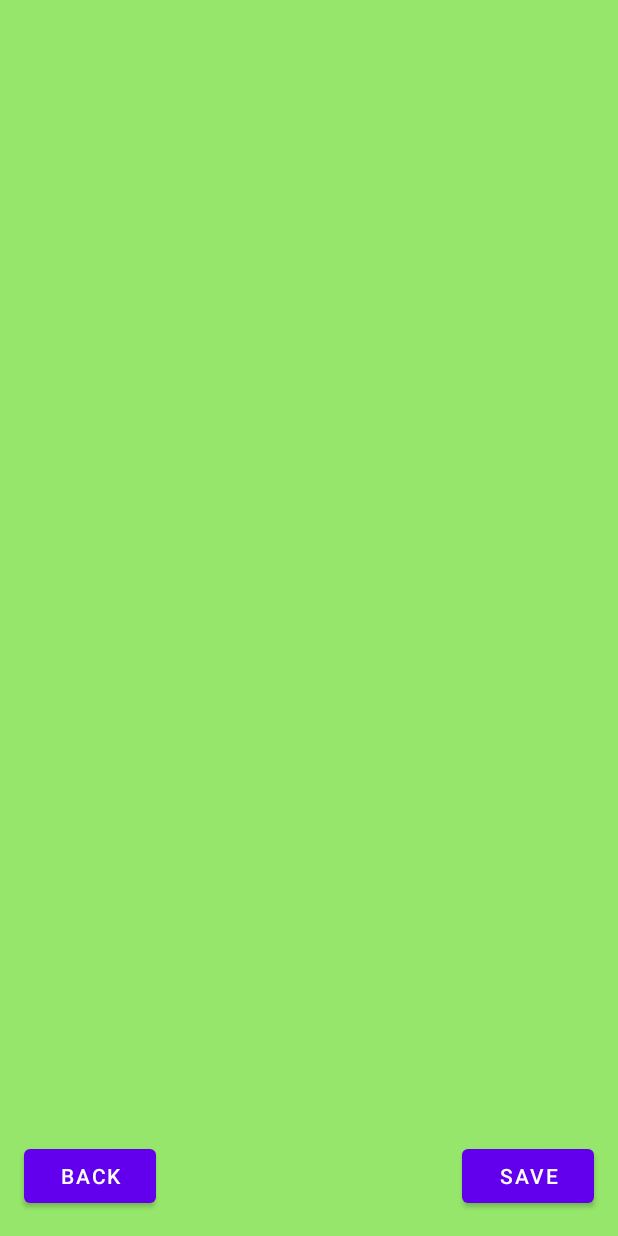
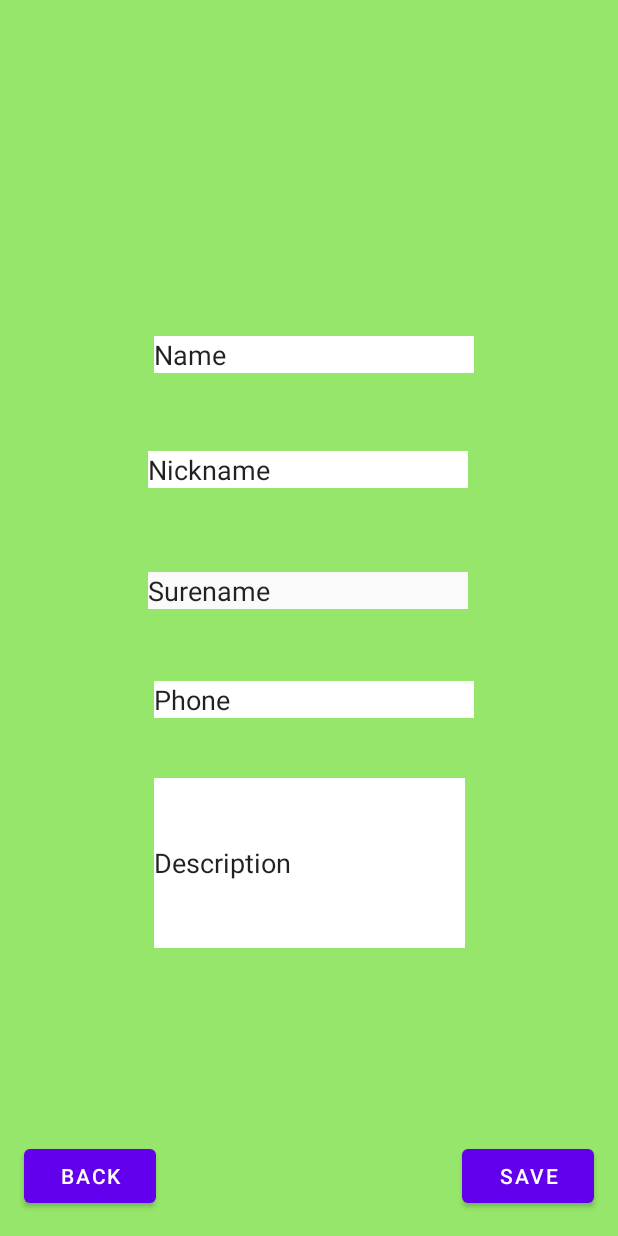
Before and after one commit to WashingtonD/Kotlin-Meet-and-Party, an Android app: the EditProfileActivity screen opened directly, with no data from a screen before it, on a phone screen of 412 x 824 dp. Run offline under Robolectric (Android 15) with nearby library versions, the phone set to English and light mode, and no system bars; our stand-ins replace CircleImageView.

Commit message:
Basic Edit Profile UI

```diff
--- a/app/src/main/AndroidManifest.xml
+++ b/app/src/main/AndroidManifest.xml
@@ -10,6 +10,7 @@
     -->
     <uses-permission android:name="android.permission.INTERNET" />
     <uses-permission android:name="android.permission.ACCESS_FINE_LOCATION" />
+    <uses-permission android:name="android.permission.ACCESS_COARSE_LOCATION" />
 
 
 
--- a/app/src/main/java/com/example/kotlinmeat/DisplayMapActivity.kt
+++ b/app/src/main/java/com/example/kotlinmeat/DisplayMapActivity.kt
@@ -3,9 +3,11 @@ package com.example.kotlinmeat
 import android.Manifest
 import android.content.pm.PackageManager
 import android.os.Bundle
+import android.widget.Toast
 import androidx.appcompat.app.AppCompatActivity
 import androidx.core.app.ActivityCompat
 import androidx.core.content.ContextCompat
+import androidx.lifecycle.Transformations.map
 import com.google.android.gms.maps.CameraUpdateFactory
 import com.google.android.gms.maps.GoogleMap
 import com.google.android.gms.maps.OnMapReadyCallback
@@ -16,37 +18,25 @@ import com.google.android.gms.maps.model.MarkerOptions
 
 class DisplayMapActivity : AppCompatActivity(), OnMapReadyCallback {
 
-    private lateinit var mMap: GoogleMap
-
+    private lateinit var map: GoogleMap
     override fun onCreate(savedInstanceState: Bundle?) {
         super.onCreate(savedInstanceState)
         setContentView(R.layout.activity_maps)
         // Obtain the SupportMapFragment and get notified when the map is ready to be used.
         val mapFragment = supportFragmentManager
-            .findFragmentById(R.id.map) as SupportMapFragment
+                .findFragmentById(R.id.map) as SupportMapFragment
         mapFragment.getMapAsync(this)
     }
 
 
-
-    /**
-     * Manipulates the map once available.
-     * This callback is triggered when the map is ready to be used.
-     * This is where we can add markers or lines, add listeners or move the camera. In this case,
-     * we just add a marker near Sydney, Australia.
-     * If Google Play services is not installed on the device, the user will be prompted to install
-     * it inside the SupportMapFragment. This method will only be triggered once the user has
-     * installed Google Play services and returned to the app.
-     */
     override fun onMapReady(googleMap: GoogleMap) {
-        mMap = googleMap
-
+        map = googleMap
         val UL = LatLng(51.77661101791812, 19.48708592760286)
-        mMap.addMarker(
-            MarkerOptions().position(UL)
-                .title("Uniwersytet Lodzki, Wydzial Matematyki i Informatyki")
-        )
-        mMap.animateCamera(CameraUpdateFactory.newLatLngZoom(UL, 10f))
+        map.addMarker(
+                MarkerOptions().position(UL).title("Uniwersytet Lodzki, Wydzial Matematyki i Informatyki")
+                        )
+        map.animateCamera(CameraUpdateFactory.newLatLngZoom(UL, 10f))
 
     }
-}
+
+    }
--- a/app/src/main/java/com/example/kotlinmeat/MainScreenActivity.kt
+++ b/app/src/main/java/com/example/kotlinmeat/MainScreenActivity.kt
@@ -31,6 +31,7 @@ import com.mikepenz.materialdrawer.model.interfaces.IProfile
 import com.mikepenz.materialdrawer.util.AbstractDrawerImageLoader
 import com.mikepenz.materialdrawer.util.DrawerImageLoader
 import com.squareup.picasso.Picasso
+import java.util.logging.Logger.global
 
 
 class MainScreenActivity: AppCompatActivity() {
@@ -229,6 +230,7 @@ class MainScreenActivity: AppCompatActivity() {
                 .withOnAccountHeaderProfileImageListener(object: AccountHeader.OnAccountHeaderProfileImageListener{
                     override fun onProfileImageClick(view: View, profile: IProfile<*>, current: Boolean): Boolean {
                         intent.putExtra("image",user.imageLink)
+                      // var profilePic = user.imageLink
                         startActivity(intent)
                         return false
                     }
--- a/app/src/main/res/layout/activity_profile_edit.xml
+++ b/app/src/main/res/layout/activity_profile_edit.xml
@@ -6,17 +6,16 @@
     android:layout_height="match_parent"
     android:background="#95E66A">
 
-    <ImageView
-        android:id="@+id/imageView2"
-        android:layout_width="wrap_content"
-        android:layout_height="wrap_content"
-        android:layout_marginTop="64dp"
+    <de.hdodenhof.circleimageview.CircleImageView
+        android:id="@+id/profile_photo2"
+        android:layout_width="150dp"
+        android:layout_height="150dp"
+        android:layout_marginTop="32dp"
+        app:civ_border_color="#FF000000"
+        app:civ_border_width="2dp"
         app:layout_constraintEnd_toEndOf="parent"
-        app:layout_constraintHorizontal_bias="0.498"
         app:layout_constraintStart_toStartOf="parent"
-        app:layout_constraintTop_toTopOf="parent"
-        tools:srcCompat="@tools:sample/avatars"
-        android:contentDescription="TODO" />
+        app:layout_constraintTop_toTopOf="parent" />
 
     <Button
         android:id="@+id/button_save"
@@ -37,4 +36,74 @@
         android:text="Back"
         app:layout_constraintBottom_toBottomOf="parent"
         app:layout_constraintStart_toStartOf="parent" />
+
+    <EditText
+        android:id="@+id/editTextTextPersonNameProfile"
+        android:layout_width="wrap_content"
+        android:layout_height="wrap_content"
+        android:layout_marginTop="224dp"
+        android:background="#FFFFFF"
+        android:ems="10"
+        android:inputType="textPersonName"
+        android:text="Name"
+        app:layout_constraintEnd_toEndOf="parent"
+        app:layout_constraintHorizontal_bias="0.517"
+        app:layout_constraintStart_toStartOf="parent"
+        app:layout_constraintTop_toTopOf="parent" />
+
+    <EditText
+        android:id="@+id/NickNameEditProfile"
+        android:layout_width="wrap_content"
+        android:layout_height="wrap_content"
+        android:layout_marginTop="52dp"
+        android:background="#FFFFFF"
+        android:ems="10"
+        android:inputType="textPersonName"
+        android:text="Nickname"
+        app:layout_constraintEnd_toEndOf="parent"
+        app:layout_constraintHorizontal_bias="0.497"
+        app:layout_constraintStart_toStartOf="parent"
+        app:layout_constraintTop_toBottomOf="@+id/editTextTextPersonNameProfile" />
+
+    <EditText
+        android:id="@+id/SureNameEditProfile"
+        android:layout_width="wrap_content"
+        android:layout_height="wrap_content"
+        android:layout_marginTop="56dp"
+        android:background="#FAFAFA"
+        android:ems="10"
+        android:inputType="textPersonName"
+        android:singleLine="false"
+        android:text="Surename"
+        app:layout_constraintEnd_toEndOf="parent"
+        app:layout_constraintHorizontal_bias="0.497"
+        app:layout_constraintStart_toStartOf="parent"
+        app:layout_constraintTop_toBottomOf="@+id/NickNameEditProfile" />
+
+    <EditText
+        android:id="@+id/PhoneNumberEditProfile"
+        android:layout_width="wrap_content"
+        android:layout_height="wrap_content"
+        android:layout_marginTop="48dp"
+        android:background="#FFFFFF"
+        android:ems="10"
+        android:inputType="phone"
+        android:text="Phone"
+        app:layout_constraintEnd_toEndOf="parent"
+        app:layout_constraintHorizontal_bias="0.517"
+        app:layout_constraintStart_toStartOf="parent"
+        app:layout_constraintTop_toBottomOf="@+id/SureNameEditProfile" />
+
+    <EditText
+        android:id="@+id/DescriptionEditProfile"
+        android:layout_width="207dp"
+        android:layout_height="113dp"
+        android:layout_marginTop="40dp"
+        android:background="#FFFFFF"
+        android:ems="10"
+        android:inputType="textPersonName"
+        android:text="Description"
+        app:layout_constraintEnd_toEndOf="parent"
+        app:layout_constraintStart_toStartOf="parent"
+        app:layout_constraintTop_toBottomOf="@+id/PhoneNumberEditProfile" />
 </androidx.constraintlayout.widget.ConstraintLayout>
```
